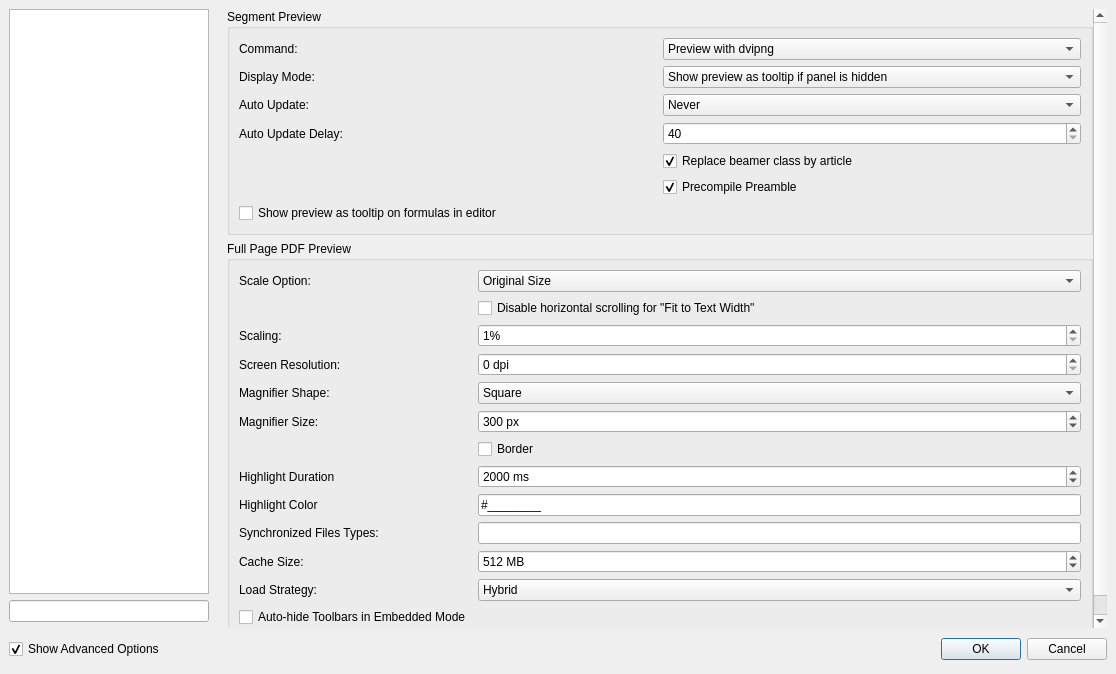
First picture: the form in configdialog.ui, repository texstudio-org/texstudio, before the edit.
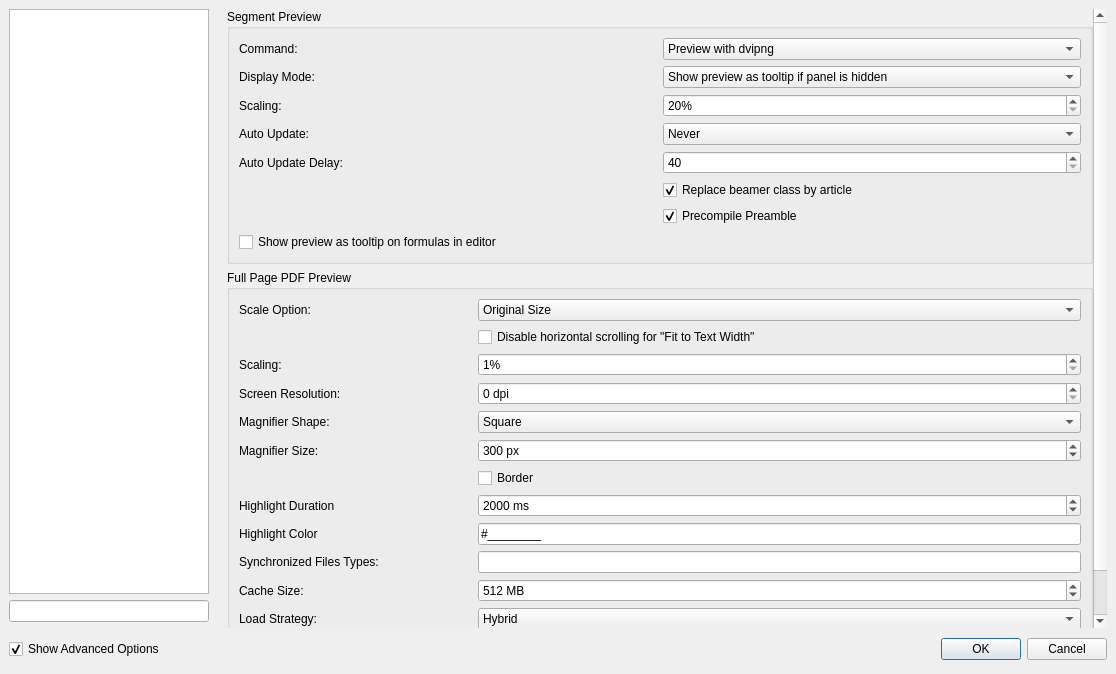
Second picture: the form after the edit. The open tabs and pages were chosen to show the change. Icons and pictures are not drawn.

Commit message: add option for scaling of segment preview (currently only working for pdflatex preview)

```diff
--- a/configdialog.ui
+++ b/configdialog.ui
@@ -3428,8 +3428,8 @@
            <rect>
             <x>0</x>
             <y>0</y>
-            <width>490</width>
-            <height>577</height>
+            <width>880</width>
+            <height>617</height>
            </rect>
           </property>
           <layout class="QVBoxLayout" name="verticalLayout_13">
@@ -3529,7 +3529,7 @@
                 </item>
                </widget>
               </item>
-              <item row="2" column="0">
+              <item row="3" column="0">
                <widget class="QLabel" name="label_35">
                 <property name="toolTip">
                  <string>Update the preview on text change</string>
@@ -3539,7 +3539,7 @@
                 </property>
                </widget>
               </item>
-              <item row="2" column="1">
+              <item row="3" column="1">
                <widget class="QComboBox" name="comboBoxAutoPreview">
                 <item>
                  <property name="text">
@@ -3553,7 +3553,7 @@
                 </item>
                </widget>
               </item>
-              <item row="3" column="0">
+              <item row="4" column="0">
                <widget class="QLabel" name="label_36">
                 <property name="text">
                  <string>Auto Update Delay:</string>
@@ -3563,7 +3563,7 @@
                 </property>
                </widget>
               </item>
-              <item row="3" column="1">
+              <item row="4" column="1">
                <widget class="QSpinBox" name="spinBoxAutoPreviewDelay">
                 <property name="minimum">
                  <number>40</number>
@@ -3576,7 +3576,7 @@
                 </property>
                </widget>
               </item>
-              <item row="4" column="1">
+              <item row="5" column="1">
                <widget class="QCheckBox" name="checkBoxReplaceBeamer">
                 <property name="text">
                  <string>Replace beamer class by article</string>
@@ -3589,7 +3589,7 @@
                 </property>
                </widget>
               </item>
-              <item row="5" column="1">
+              <item row="6" column="1">
                <widget class="QCheckBox" name="checkBoxPrecompilePreamble">
                 <property name="text">
                  <string>Precompile Preamble</string>
@@ -3602,13 +3602,45 @@
                 </property>
                </widget>
               </item>
-              <item row="6" column="0" colspan="2">
+              <item row="7" column="0" colspan="2">
                <widget class="QCheckBox" name="checkBoxToolTipPreview">
                 <property name="text">
                  <string>Show preview as tooltip on formulas in editor</string>
                 </property>
                </widget>
               </item>
+              <item row="2" column="0">
+               <widget class="QLabel" name="label_75">
+                <property name="toolTip">
+                 <string>Does currently only work with pdflatex preview.</string>
+                </property>
+                <property name="text">
+                 <string>Scaling:</string>
+                </property>
+               </widget>
+              </item>
+              <item row="2" column="1">
+               <widget class="QSpinBox" name="spinBoxSegmentPreviewScalePercent">
+                <property name="toolTip">
+                 <string>Does currently only work with pdflatex preview.</string>
+                </property>
+                <property name="specialValueText">
+                 <string notr="true"/>
+                </property>
+                <property name="suffix">
+                 <string>%</string>
+                </property>
+                <property name="minimum">
+                 <number>20</number>
+                </property>
+                <property name="maximum">
+                 <number>10000</number>
+                </property>
+                <property name="singleStep">
+                 <number>10</number>
+                </property>
+               </widget>
+              </item>
              </layout>
             </widget>
            </item>
@@ -3698,6 +3730,9 @@
                   <verstretch>0</verstretch>
                  </sizepolicy>
                 </property>
+                <property name="specialValueText">
+                 <string notr="true"/>
+                </property>
                 <property name="suffix">
                  <string>%</string>
                 </property>
```
Left out of the diff: 10 changed lines with no effect on the pictures. The commit also changes 3 other files.
